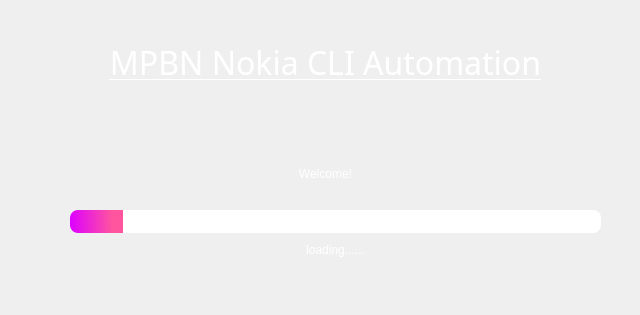
Qt form Main_application/GUI/splash_screen.ui (Enjoy-Maity/CLI) before a commit.
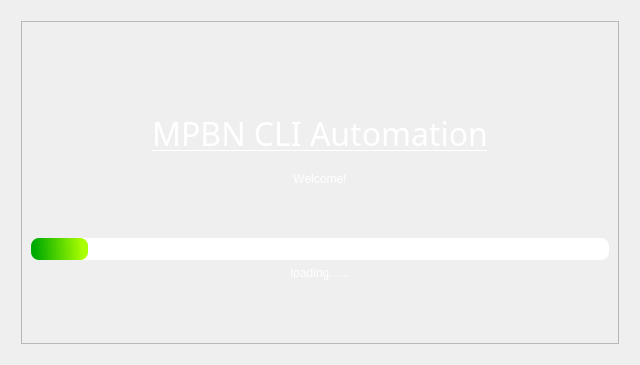
The same form after that commit. Icons and pictures are not drawn.

Commit message: created functional GUI needs some touches to work properly specially Splash_scree

```diff
--- a/Main_application/GUI/splash_screen.ui
+++ b/Main_application/GUI/splash_screen.ui
@@ -7,7 +7,7 @@
     <x>0</x>
     <y>0</y>
     <width>640</width>
-    <height>315</height>
+    <height>365</height>
    </rect>
   </property>
   <property name="sizePolicy">
@@ -34,15 +34,52 @@
 	background-image: url(:/Main_Application_window/wp3610575-automation-wallpapers-1080x675-copy.png);
 }</string>
   </property>
+  <layout class="QGridLayout" name="gridLayout_2">
+   <item row="0" column="0">
+    <widget class="QFrame" name="frame">
+     <property name="styleSheet">
+      <string notr="true">#frame{
+background:transparent;}</string>
+     </property>
+     <property name="frameShape">
+      <enum>QFrame::StyledPanel</enum>
+     </property>
+     <property name="frameShadow">
+      <enum>QFrame::Raised</enum>
+     </property>
+     <layout class="QGridLayout" name="gridLayout_3">
+      <item row="0" column="0" rowspan="3" colspan="3">
+       <widget class="QFrame" name="frame_2">
+        <property name="styleSheet">
+         <string notr="true">#frame{
+background:transparent;
+}</string>
+        </property>
+        <property name="frameShape">
+         <enum>QFrame::StyledPanel</enum>
+        </property>
+        <property name="frameShadow">
+         <enum>QFrame::Raised</enum>
+        </property>
+        <layout class="QGridLayout" name="gridLayout">
+         <item row="2" column="0">
+          <widget class="QLabel" name="label_3">
+           <property name="styleSheet">
+            <string notr="true">#label_3{
+color:white;
+text-align:center;
+}</string>
+           </property>
+           <property name="text">
+            <string>loading......</string>
+           </property>
+           <property name="alignment">
+            <set>Qt::AlignCenter</set>
+           </property>
+          </widget>
+         </item>
+         <item row="1" column="0">
   <widget class="QProgressBar" name="progressBar">
-   <property name="geometry">
-    <rect>
-     <x>70</x>
-     <y>210</y>
-     <width>531</width>
-     <height>23</height>
-    </rect>
-   </property>
    <property name="font">
     <font>
      <kerning>true</kerning>
@@ -58,8 +95,10 @@
 
 #progressBar::chunk{
 border-top-left-radius:8px;
+border-top-right-radius:8px;
+border-bottom-right-radius:8px;
 border-bottom-left-radius:8px;
-background-color: qlineargradient(spread:pad, x1:0, y1:0.54, x2:1, y2:0.523, stop:0 rgba(221, 0, 255, 255), stop:0.806818 rgba(255, 85, 158, 255));
+	background-color: qlineargradient(spread:pad, x1:0.0738636, y1:0.585227, x2:0.914773, y2:0.5625, stop:0 rgba(0, 170, 0, 255), stop:1 rgba(170, 255, 0, 255));
 }</string>
    </property>
    <property name="value">
@@ -69,29 +108,25 @@
     <string/>
    </property>
   </widget>
-  <widget class="QFrame" name="frame">
-   <property name="geometry">
-    <rect>
-     <x>30</x>
-     <y>30</y>
-     <width>591</width>
-     <height>161</height>
-    </rect>
-   </property>
-   <property name="styleSheet">
-    <string notr="true">#frame{
-background:transparent;
-}</string>
-   </property>
-   <property name="frameShape">
-    <enum>QFrame::StyledPanel</enum>
-   </property>
-   <property name="frameShadow">
-    <enum>QFrame::Raised</enum>
-   </property>
-   <layout class="QGridLayout" name="gridLayout">
+         </item>
     <item row="0" column="0">
      <layout class="QVBoxLayout" name="verticalLayout">
+           <property name="bottomMargin">
+            <number>0</number>
+           </property>
+           <item>
+            <spacer name="verticalSpacer_3">
+             <property name="orientation">
+              <enum>Qt::Vertical</enum>
+             </property>
+             <property name="sizeHint" stdset="0">
+              <size>
+               <width>20</width>
+               <height>40</height>
+              </size>
+             </property>
+            </spacer>
+           </item>
       <item>
        <widget class="QLabel" name="label">
         <property name="font">
@@ -111,13 +146,29 @@
 }</string>
         </property>
         <property name="text">
-         <string>MPBN Nokia CLI Automation</string>
+              <string>MPBN CLI Automation</string>
         </property>
         <property name="alignment">
          <set>Qt::AlignHCenter|Qt::AlignTop</set>
         </property>
        </widget>
       </item>
+           <item>
+            <spacer name="verticalSpacer_2">
+             <property name="orientation">
+              <enum>Qt::Vertical</enum>
+             </property>
+             <property name="sizeType">
+              <enum>QSizePolicy::Fixed</enum>
+             </property>
+             <property name="sizeHint" stdset="0">
+              <size>
+               <width>20</width>
+               <height>10</height>
+              </size>
+             </property>
+            </spacer>
+           </item>
       <item>
        <widget class="QLabel" name="label_2">
         <property name="styleSheet">
@@ -135,32 +186,47 @@
         </property>
        </widget>
       </item>
-     </layout>
-    </item>
-   </layout>
-  </widget>
-  <widget class="QLabel" name="label_3">
-   <property name="geometry">
-    <rect>
-     <x>80</x>
-     <y>240</y>
-     <width>511</width>
-     <height>20</height>
-    </rect>
-   </property>
-   <property name="styleSheet">
-    <string notr="true">#label_3{
-color:white;
-text-align:center;
-}</string>
-   </property>
-   <property name="text">
-    <string>loading......</string>
-   </property>
-   <property name="alignment">
-    <set>Qt::AlignCenter</set>
-   </property>
-  </widget>
+           <item>
+            <spacer name="verticalSpacer_4">
+             <property name="orientation">
+              <enum>Qt::Vertical</enum>
+             </property>
+             <property name="sizeType">
+              <enum>QSizePolicy::Fixed</enum>
+             </property>
+             <property name="sizeHint" stdset="0">
+              <size>
+               <width>20</width>
+               <height>46</height>
+              </size>
+             </property>
+            </spacer>
+           </item>
+          </layout>
+         </item>
+         <item row="3" column="0">
+          <spacer name="verticalSpacer">
+           <property name="orientation">
+            <enum>Qt::Vertical</enum>
+           </property>
+           <property name="sizeType">
+            <enum>QSizePolicy::Fixed</enum>
+           </property>
+           <property name="sizeHint" stdset="0">
+            <size>
+             <width>20</width>
+             <height>54</height>
+            </size>
+           </property>
+          </spacer>
+         </item>
+        </layout>
+       </widget>
+      </item>
+     </layout>
+    </widget>
+   </item>
+  </layout>
  </widget>
  <resources>
   <include location="Application_GUI.qrc"/>
```
Lines whose indentation alone changed are shown as unchanged. The commit also changes 25 other files.
